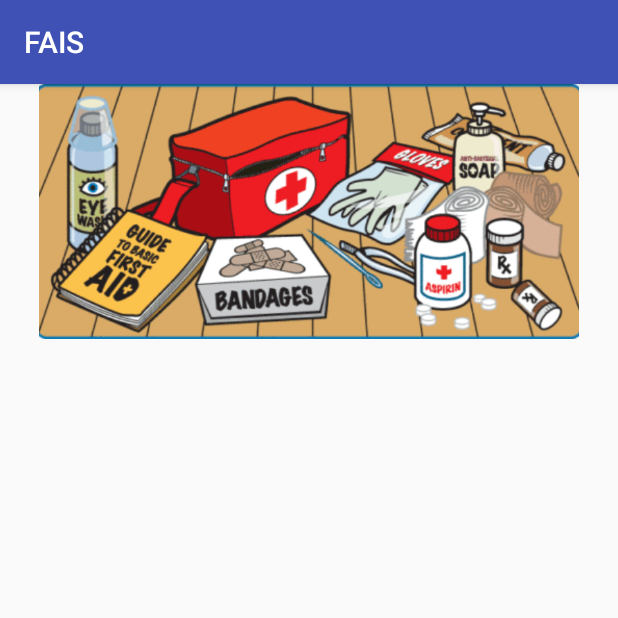
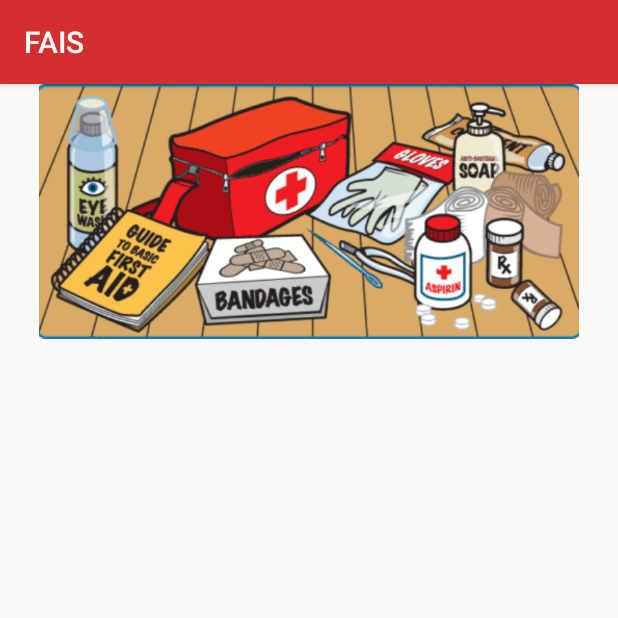
Before and after one commit to supriyakarambe/FAIS_Latest, an Android app: the screen it shows after launch (MainActivity), on a phone screen of 412 x 824 dp, the top half of it. Run offline under Robolectric (Android 15) with nearby library versions, the light colour scheme and no system bars; our stand-ins replace Firebase (no records; nobody signed in at launch, a user with empty details on screens opened directly).

Commit message:
change the color from blue to red

```diff
--- a/app/src/main/res/values/colors.xml
+++ b/app/src/main/res/values/colors.xml
@@ -1,6 +1,6 @@
 <?xml version="1.0" encoding="utf-8"?>
 <resources>
-    <color name="colorPrimary">#3F51B5</color>
-    <color name="colorPrimaryDark">#303F9F</color>
-    <color name="colorAccent">#FF4081</color>
+    <color name="colorPrimary">#d32f2f</color>
+    <color name="colorPrimaryDark">#9f3030</color>
+    <color name="colorAccent">#ffffff</color>
 </resources>
```
